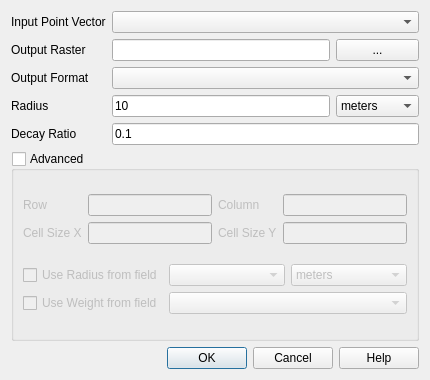
The window that src/plugins/heatmap/heatmapguibase.ui (qgis/QGIS) describes before a commit, drawn with Qt 5.
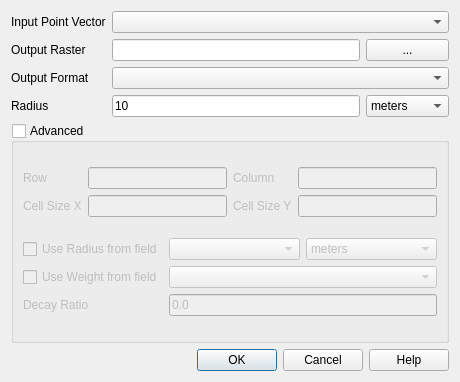
The same window after the commit.

Commit message: Move decay radio widget into advanced group box, and set the default value to 0. This method of controlling the kernel shape is non-standard, and should be achieved instead by giving users a choice of standard kernel functions.

```diff
--- a/src/plugins/heatmap/heatmapguibase.ui
+++ b/src/plugins/heatmap/heatmapguibase.ui
@@ -6,8 +6,8 @@
    <rect>
     <x>0</x>
     <y>0</y>
-    <width>430</width>
-    <height>380</height>
+    <width>460</width>
+    <height>382</height>
    </rect>
   </property>
   <property name="sizePolicy">
@@ -101,20 +101,6 @@
      </item>
     </widget>
    </item>
-   <item row="5" column="0">
-    <widget class="QLabel" name="mDecayLabel">
-     <property name="text">
-      <string>Decay Ratio</string>
-     </property>
-    </widget>
-   </item>
-   <item row="5" column="1" colspan="2">
-    <widget class="QLineEdit" name="mDecayLineEdit">
-     <property name="text">
-      <string>0.1</string>
-     </property>
-    </widget>
-   </item>
    <item row="6" column="0" colspan="3">
     <widget class="QGroupBox" name="advancedGroupBox">
      <property name="sizePolicy">
@@ -239,6 +225,20 @@
           </property>
          </widget>
         </item>
+        <item row="2" column="1" colspan="2">
+         <widget class="QLineEdit" name="mDecayLineEdit">
+          <property name="text">
+           <string>0.0</string>
+          </property>
+         </widget>
+        </item>
+        <item row="2" column="0">
+         <widget class="QLabel" name="mDecayLabel">
+          <property name="text">
+           <string>Decay Ratio</string>
+          </property>
+         </widget>
+        </item>
        </layout>
       </item>
      </layout>
```
